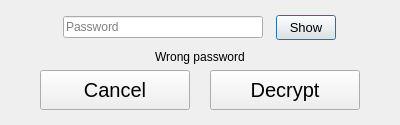
someretical/TheoreticalDiary, file promptpassword.ui: the form before one commit.
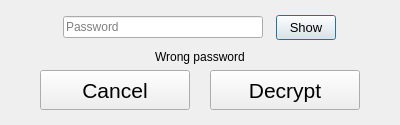
The form after the commit.

Diff of the .ui file:
```diff
--- a/promptpassword.ui
+++ b/promptpassword.ui
@@ -188,7 +188,7 @@
        </property>
        <property name="font">
         <font>
-         <pointsize>15</pointsize>
+         <pointsize>16</pointsize>
         </font>
        </property>
        <property name="text">
@@ -212,7 +212,7 @@
        </property>
        <property name="font">
         <font>
-         <pointsize>15</pointsize>
+         <pointsize>16</pointsize>
         </font>
        </property>
        <property name="text">
```
